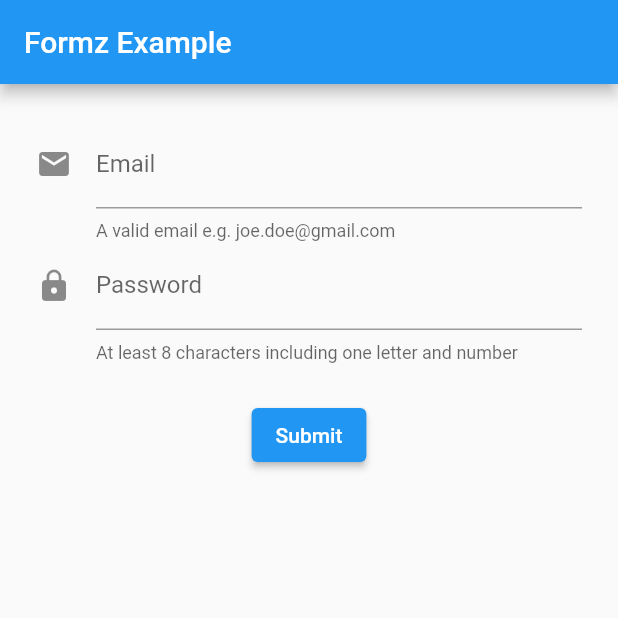
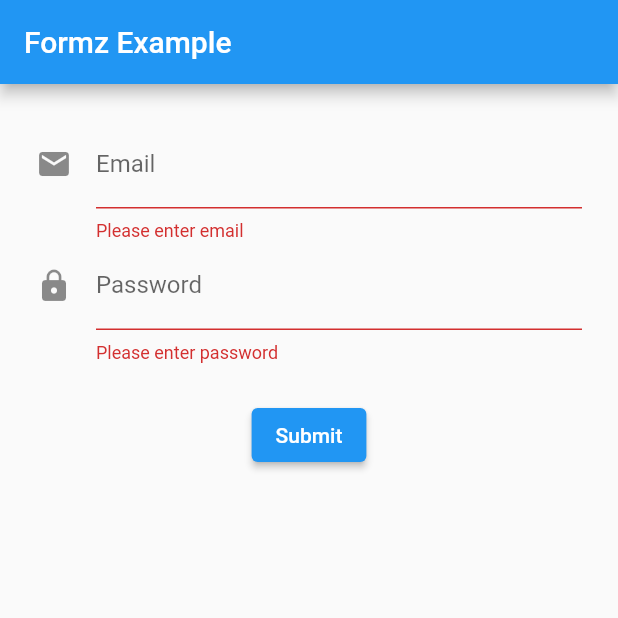
Before and after one commit to devpawann/Flutter-Clean-Arch-Form-Validator, a Flutter app: the screen it shows after launch, after a tap on "Submit", on a phone screen of 412 x 824 dp, the top half of it. Run offline on Flutter 3.47's test engine with Material 2 defaults, Android fonts, the phone set to English and light mode, and no system bars; our stand-ins replace bloc, equatable, flutter_bloc, formz.

Commit message:
added validator on UI

```diff
--- /dev/null
+++ b/lib/bloc/login/login_cubit.dart
@@ -0,0 +1,63 @@
+import 'package:bloc/bloc.dart';
+import 'package:clean_arch_form_validation/custom_form_types.dart';
+import 'package:clean_arch_form_validation/repo/login_repo.dart';
+import 'package:equatable/equatable.dart';
+import 'package:formz/formz.dart';
+
+part 'login_state.dart';
+
+class LoginCubit extends Cubit<LoginState> {
+  LoginCubit({
+    required this.loginRepository,
+  }) : super(
+          LoginState(
+            email: Email.pure(),
+            password: Password.pure(),
+            submissionStatus: FormzSubmissionStatus.initial,
+          ),
+        );
+
+  final LoginRepository loginRepository;
+
+  void emailChanged({required String email}) {
+    emit(
+      state.copyWith(
+        email: Email.dirty(value: email),
+      ),
+    );
+  }
+
+  void passwordChanged({required String password}) {
+    emit(
+      state.copyWith(
+        password: Password.dirty(value: password),
+      ),
+    );
+  }
+
+  void onLogin() async {
+    try {
+      emit(
+        state.copyWith(
+          submissionStatus: FormzSubmissionStatus.inProgress,
+        ),
+      );
+      await loginRepository.performLogin(
+        email: state.email.value,
+        password: state.password.value,
+      );
+      emit(
+        state.copyWith(
+          submissionStatus: FormzSubmissionStatus.success,
+        ),
+      );
+    } catch (e) {
+      emit(
+        state.copyWith(
+          submissionStatus: FormzSubmissionStatus.failure,
+          errorMessage: "Failed to login. Please try again.",
+        ),
+      );
+    }
+  }
+}
--- /dev/null
+++ b/lib/bloc/login/login_state.dart
@@ -0,0 +1,42 @@
+part of 'login_cubit.dart';
+
+class LoginState extends Equatable {
+  final Email email;
+  final Password password;
+  final FormzSubmissionStatus submissionStatus;
+  final String? errorMessage;
+
+  const LoginState({
+    required this.email,
+    required this.password,
+    required this.submissionStatus,
+    this.errorMessage,
+  });
+
+  @override
+  List<Object?> get props => [
+        email,
+        password,
+        submissionStatus,
+        errorMessage,
+      ];
+
+  LoginState copyWith({
+    Email? email,
+    Password? password,
+    FormzSubmissionStatus? submissionStatus,
+    String? errorMessage,
+  }) {
+    return LoginState(
+      email: email ?? this.email,
+      password: password ?? this.password,
+      submissionStatus: submissionStatus ?? this.submissionStatus,
+      errorMessage: errorMessage ?? this.errorMessage,
+    );
+  }
+
+  @override
+  String toString() {
+    return 'LoginState{email: $email, password: $password, submissionStatus: $submissionStatus, errorMessage: $errorMessage}';
+  }
+}
--- a/lib/custom_form_types.dart
+++ b/lib/custom_form_types.dart
@@ -1,8 +1,22 @@
 import 'package:formz/formz.dart';
 
-enum EmailValidationError { empty, invalid }
+enum EmailValidationError {
+  empty(message: "Please enter email"),
+  invalid(message: "Invalid email address");
 
-enum PasswordValidationError { empty, short }
+  final String message;
+
+  const EmailValidationError({required this.message});
+}
+
+enum PasswordValidationError {
+  empty(message: "Please enter password"),
+  short(message: "Enter strong password");
+
+  final String message;
+
+  const PasswordValidationError({required this.message});
+}
 
 class Email extends FormzInput<String, EmailValidationError>
     with FormzInputErrorCacheMixin {
--- a/lib/main.dart
+++ b/lib/main.dart
@@ -1,4 +1,9 @@
+import 'dart:developer';
+
+import 'package:clean_arch_form_validation/bloc/login/login_cubit.dart';
+import 'package:clean_arch_form_validation/repo/login_repo.dart';
 import 'package:flutter/material.dart';
+import 'package:flutter_bloc/flutter_bloc.dart';
 
 void main() => runApp(const MyApp());
 
@@ -10,9 +15,12 @@ class MyApp extends StatelessWidget {
     return MaterialApp(
       home: Scaffold(
         appBar: AppBar(title: const Text('Formz Example')),
-        body: const Padding(
-          padding: EdgeInsets.all(24),
-          child: SingleChildScrollView(child: MyForm()),
+        body: Padding(
+          padding: const EdgeInsets.all(24),
+          child: BlocProvider(
+            create: (context) => LoginCubit(loginRepository: LoginRepository()),
+            child: const SingleChildScrollView(child: MyForm()),
+          ),
         ),
       ),
     );
@@ -33,9 +41,15 @@ class _MyFormState extends State<MyForm> {
 
   @override
   void initState() {
-    _emailController = TextEditingController();
+    _emailController = TextEditingController()..addListener(_handleEmailChange);
     _passwordController = TextEditingController();
     super.initState();
+  }
+
+  void _handleEmailChange() {
+    BlocProvider.of<LoginCubit>(context).emailChanged(
+      email: _emailController.text,
+    );
   }
 
   @override
@@ -44,17 +58,30 @@ class _MyFormState extends State<MyForm> {
       key: _key,
       child: Column(
         children: [
-          TextFormField(
+          BlocBuilder<LoginCubit, LoginState>(
+            buildWhen: (oldState, newState) {
+              log("Here ${oldState.email.value != newState.email.value}");
+              return oldState.email.value != newState.email.value;
+            },
+            builder: (context, state) {
+              log("Email $state");
+              return TextFormField(
                 controller: _emailController,
-            decoration: const InputDecoration(
-              icon: Icon(Icons.email),
+                decoration: InputDecoration(
+                  icon: const Icon(Icons.email),
                   labelText: 'Email',
                   helperText: 'A valid email e.g. joe.doe@gmail.com',
+                  errorText: state.email.displayError?.message,
                 ),
                 keyboardType: TextInputType.emailAddress,
                 textInputAction: TextInputAction.next,
+                validator: (_) => state.email.error?.message,
+              );
+            },
           ),
-          TextFormField(
+          BlocBuilder<LoginCubit, LoginState>(
+            builder: (context, state) {
+              return TextFormField(
                 controller: _passwordController,
                 decoration: const InputDecoration(
                   icon: Icon(Icons.lock),
@@ -66,12 +93,17 @@ class _MyFormState extends State<MyForm> {
                 ),
                 obscureText: true,
                 textInputAction: TextInputAction.done,
+                validator: (_) => state.password.error?.message,
+              );
+            },
           ),
           const SizedBox(
             height: 24,
           ),
           ElevatedButton(
-            onPressed: () {},
+            onPressed: () {
+              log("Val ${_key.currentState?.validate()}");
+            },
             child: const Text('Submit'),
           ),
         ],
--- /dev/null
+++ b/lib/repo/login_repo.dart
@@ -0,0 +1,14 @@
+import 'dart:developer' as dev;
+import 'dart:math';
+
+class LoginRepository {
+  performLogin({required String email, required String password}) async {
+    dev.log("Login on Progress Email: $email Password: $password");
+
+    /// mimic delay
+    await Future<void>.delayed(const Duration(seconds: 1));
+
+    /// mimic failures
+    if (Random().nextInt(2) == 0) throw Exception();
+  }
+}
--- a/pubspec.yaml
+++ b/pubspec.yaml
@@ -7,6 +7,7 @@ environment:
   sdk: '>=3.0.2 <4.0.0'
 
 dependencies:
+  equatable: ^2.0.5
   flutter:
     sdk: flutter
   flutter_bloc: ^8.1.3
```
Also changed, not shown: pubspec.lock. Lines whose indentation alone changed are shown as unchanged.
